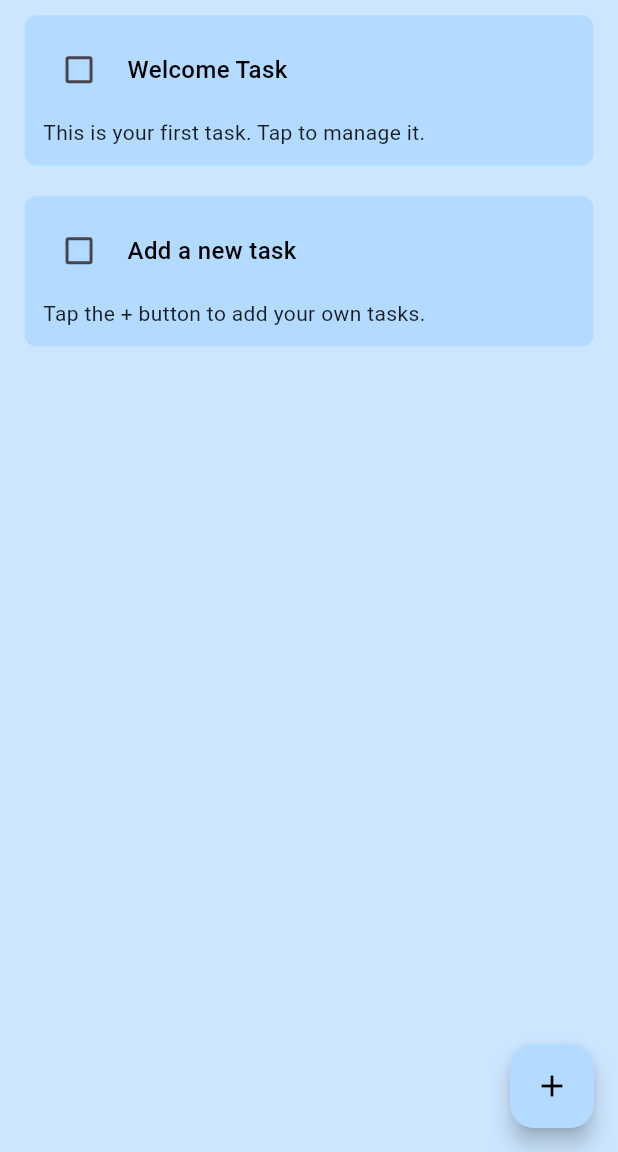
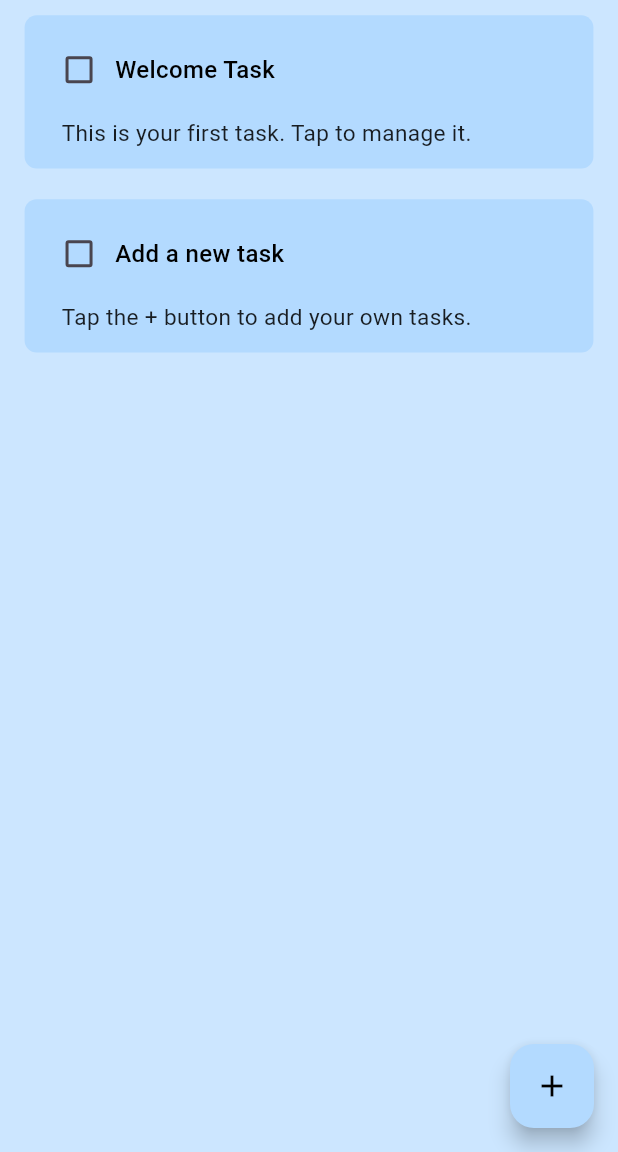
Before and after one commit to ArifAppDev/Task_Management, a Flutter app: the screen it shows after launch, on a phone screen of 412 x 824 dp, the part 84-1236 px from its top. Run offline on Flutter 3.47's test engine with Material 3 defaults, Android fonts, the phone set to English and light mode, and no system bars; our stand-ins replace flutter_screenutil, get, image_picker.

Commit message:
new commit

```diff
--- a/lib/common_windgets/task_card.dart
+++ b/lib/common_windgets/task_card.dart
@@ -40,12 +40,12 @@ class TaskCard extends StatelessWidget {
                 value: isCompleted,
                 onChanged: onChanged,
               ),
-              SizedBox(width: 8.w),
+
               Expanded(
                 child: Text(
                   title,
                   style: TextStyle(
-                    fontSize: 16,
+                    fontSize: 17.sp,
                     color: Colors.black,
                     fontWeight: FontWeight.w500,
                     decoration: isCompleted
@@ -58,14 +58,17 @@ class TaskCard extends StatelessWidget {
           ),
           SizedBox(height: 8.h),
 
-          Text(
+          Padding(
+            padding: EdgeInsets.only(left: 12.w),
+            child: Text(
               description,
               style: TextStyle(
-              fontSize: 14,
+                fontSize: 16.sp,
                 color: Colors.black87,
                 decoration: isCompleted
                     ? TextDecoration.lineThrough
                     : TextDecoration.none,
+              ),
             ),
           ),
 
```
Lines whose indentation alone changed are shown as unchanged.
